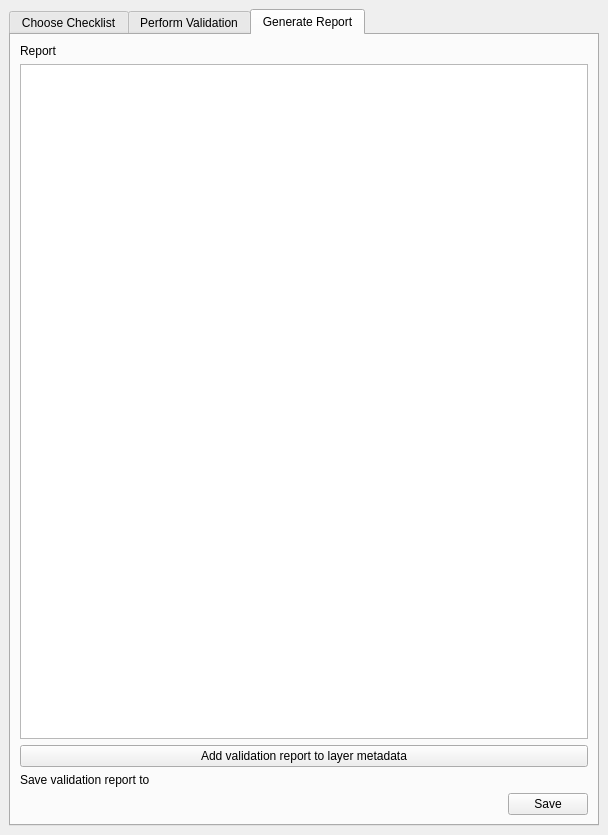
Qt form src/checklist_checker/ui/checklist_checker_dock.ui (kartoza/qgis_dataset_qa_workbench) before a commit.
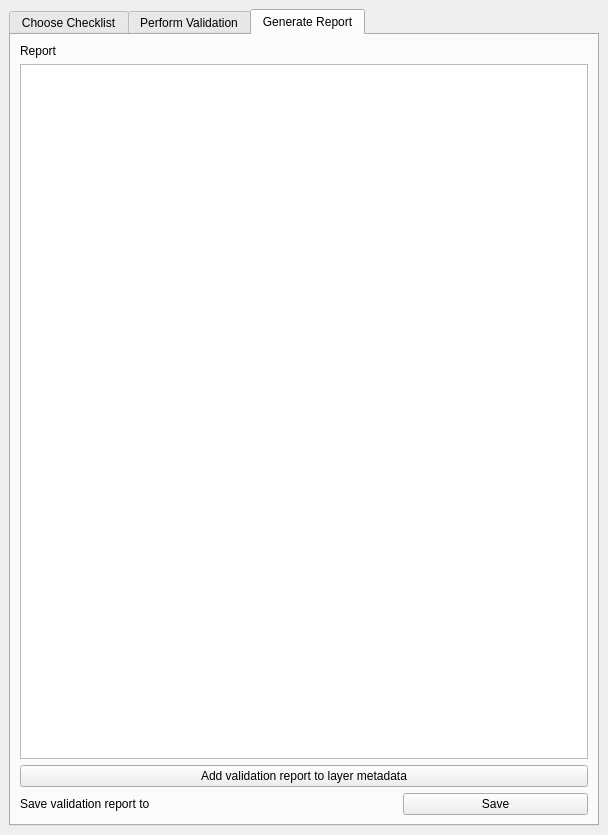
The same form after that commit. Custom widgets are drawn as their Qt base class.

Diff of the .ui file:
```diff
--- a/src/checklist_checker/ui/checklist_checker_dock.ui
+++ b/src/checklist_checker/ui/checklist_checker_dock.ui
@@ -234,23 +234,6 @@
              <enum>QgsFileWidget::SaveFile</enum>
             </property>
            </widget>
-          </item>
-         </layout>
-        </item>
-        <item>
-         <layout class="QHBoxLayout" name="horizontalLayout_7">
-          <item>
-           <spacer name="horizontalSpacer_2">
-            <property name="orientation">
-             <enum>Qt::Horizontal</enum>
-            </property>
-            <property name="sizeHint" stdset="0">
-             <size>
-              <width>40</width>
-              <height>20</height>
-             </size>
-            </property>
-           </spacer>
           </item>
           <item>
            <widget class="QPushButton" name="save_report_pb">
```
Left out of the diff: 3 changed lines with no effect on the pictures.
